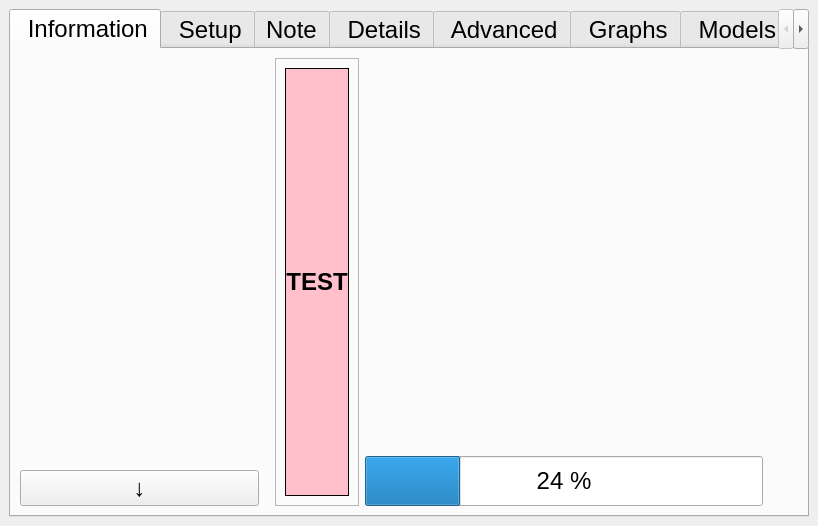
LowellInstruments/ddh5, file ddh/gui/gui_ddh.ui: the form before one commit.
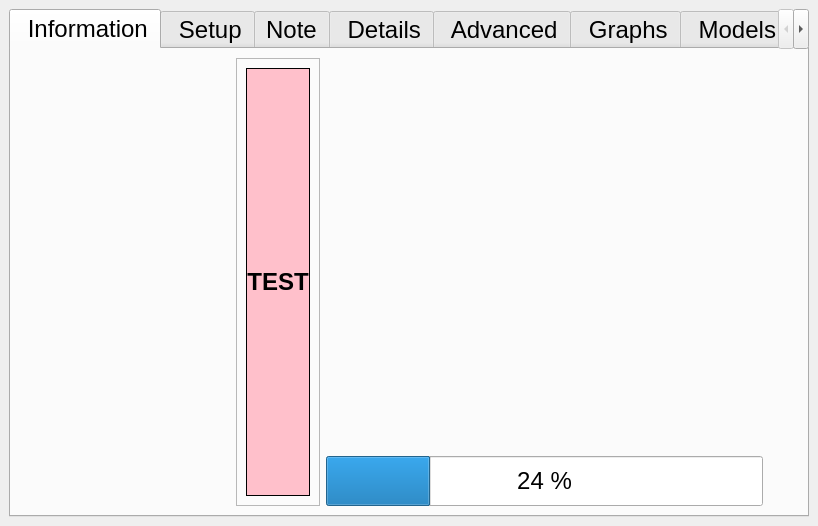
The form after the commit. Icons and pictures are not drawn.

What changed in the file:
```diff
--- a/ddh/gui/gui_ddh.ui
+++ b/ddh/gui/gui_ddh.ui
@@ -53,7 +53,7 @@
        <attribute name="title">
         <string> Information</string>
        </attribute>
-       <layout class="QHBoxLayout" name="horizontalLayout_10" stretch="3,0,0,5,0">
+       <layout class="QHBoxLayout" name="horizontalLayout_10" stretch="1,0,0,3,0">
         <property name="leftMargin">
          <number>9</number>
         </property>
@@ -88,10 +88,13 @@
             <number>0</number>
            </property>
            <item>
-            <layout class="QVBoxLayout" name="verticalLayout_9" stretch="1,1,1,1,1,1,1,1,1">
+            <layout class="QVBoxLayout" name="verticalLayout_9" stretch="1,1,1,1,1,1,1,1">
              <property name="spacing">
               <number>9</number>
              </property>
+             <property name="bottomMargin">
+              <number>3</number>
+             </property>
              <item>
               <layout class="QHBoxLayout" name="horizontalLayout_8">
                <item>
@@ -153,75 +156,6 @@
                </item>
               </layout>
              </item>
-             <item>
-              <layout class="QHBoxLayout" name="horizontalLayout_18">
-               <item>
-                <widget class="QLabel" name="lbl_date_img">
-                 <property name="minimumSize">
-                  <size>
-                   <width>50</width>
-                   <height>50</height>
-                  </size>
-                 </property>
-                 <property name="maximumSize">
-                  <size>
-                   <width>50</width>
-                   <height>50</height>
-                  </size>
-                 </property>
-                 <property name="frameShape">
-                  <enum>QFrame::NoFrame</enum>
-                 </property>
-                 <property name="text">
-                  <string/>
-                 </property>
-                 <property name="scaledContents">
-                  <bool>true</bool>
-                 </property>
-                </widget>
-               </item>
-               <item>
-                <spacer name="horizontalSpacer_6">
-                 <property name="orientation">
-                  <enum>Qt::Horizontal</enum>
-                 </property>
-                 <property name="sizeType">
-                  <enum>QSizePolicy::Fixed</enum>
-                 </property>
-                 <property name="sizeHint" stdset="0">
-                  <size>
-                   <width>5</width>
-                   <height>20</height>
-                  </size>
-                 </property>
-                </spacer>
-               </item>
-               <item>
-                <widget class="QLabel" name="lbl_date_txt">
-                 <property name="sizePolicy">
-                  <sizepolicy hsizetype="Preferred" vsizetype="Preferred">
-                   <horstretch>0</horstretch>
-                   <verstretch>0</verstretch>
-                  </sizepolicy>
-                 </property>
-                 <property name="font">
-                  <font>
-                   <pointsize>15</pointsize>
-                  </font>
-                 </property>
-                 <property name="frameShape">
-                  <enum>QFrame::NoFrame</enum>
-                 </property>
-                 <property name="text">
-                  <string/>
-                 </property>
-                 <property name="wordWrap">
-                  <bool>true</bool>
-                 </property>
-                </widget>
-               </item>
-              </layout>
-             </item>
              <item>
               <layout class="QHBoxLayout" name="horizontalLayout_12">
                <item>
@@ -592,11 +526,35 @@
               </layout>
              </item>
              <item>
-              <widget class="QPushButton" name="btn_expand">
-               <property name="text">
-                <string>↓</string>
-               </property>
-              </widget>
+              <layout class="QHBoxLayout" name="horizontalLayout_18">
+               <item>
+                <widget class="QLabel" name="lbl_date_txt">
+                 <property name="sizePolicy">
+                  <sizepolicy hsizetype="Preferred" vsizetype="Preferred">
+                   <horstretch>0</horstretch>
+                   <verstretch>0</verstretch>
+                  </sizepolicy>
+                 </property>
+                 <property name="font">
+                  <font>
+                   <pointsize>18</pointsize>
+                  </font>
+                 </property>
+                 <property name="frameShape">
+                  <enum>QFrame::NoFrame</enum>
+                 </property>
+                 <property name="text">
+                  <string/>
+                 </property>
+                 <property name="alignment">
+                  <set>Qt::AlignCenter</set>
+                 </property>
+                 <property name="wordWrap">
+                  <bool>true</bool>
+                 </property>
+                </widget>
+               </item>
+              </layout>
              </item>
             </layout>
            </item>
```
